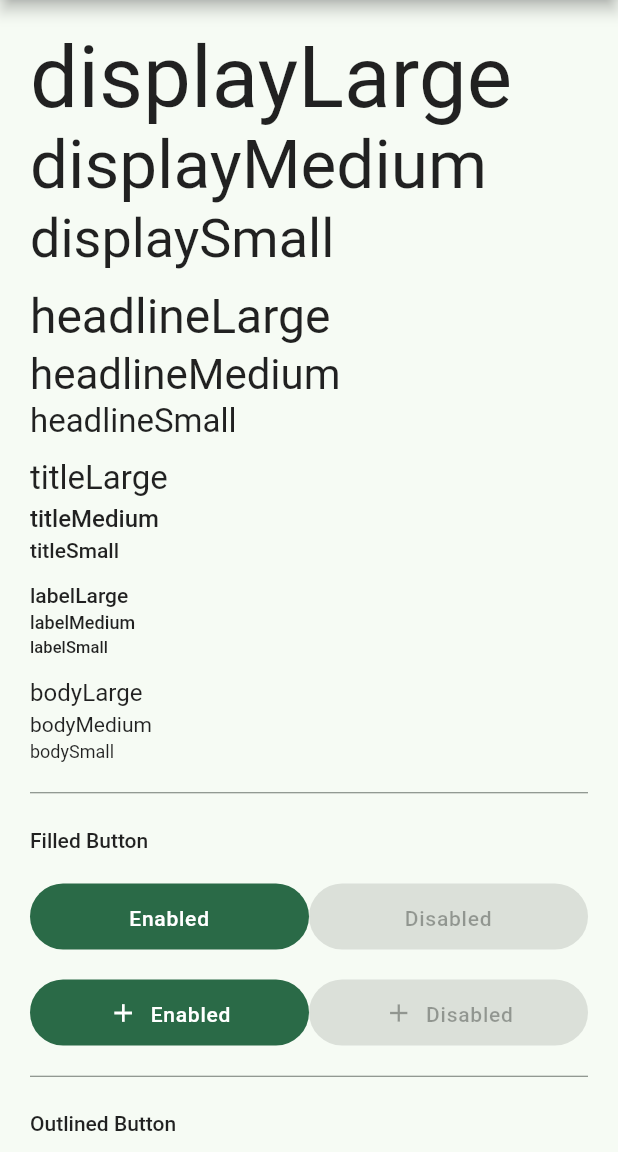
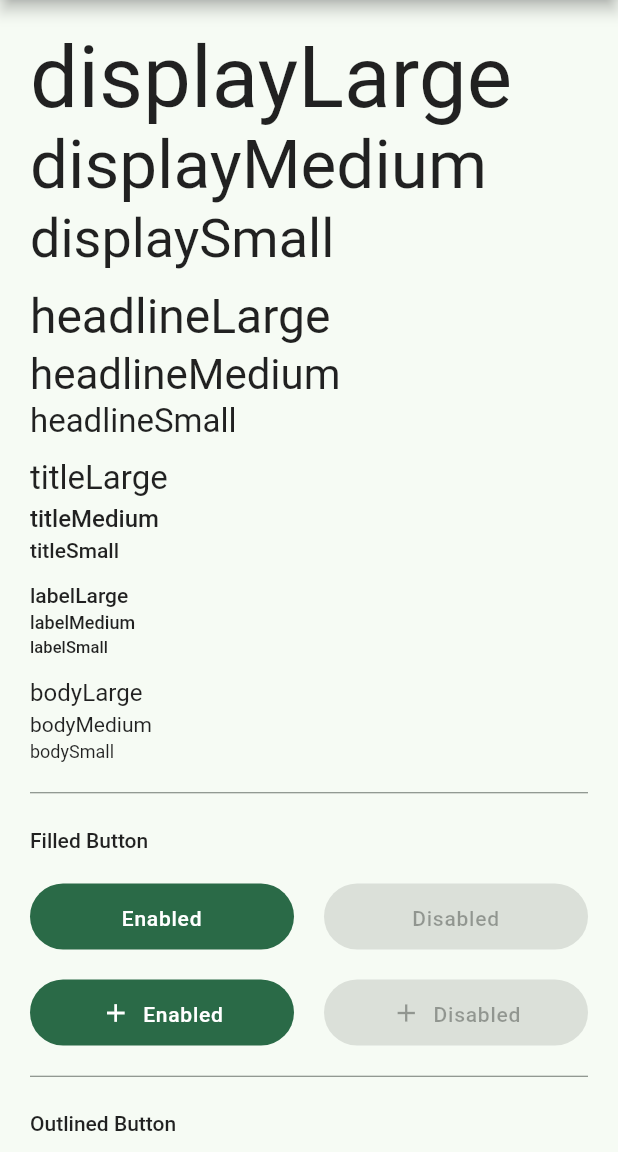
Before and after one commit to akshdhillon/elegant-design-system, a Flutter app: the screen it shows after launch, on a phone screen of 412 x 824 dp, the part 84-1236 px from its top. Run offline on Flutter 3.47's test engine with Material 2 defaults, Android fonts, the phone set to English and light mode, and no system bars.

Commit message:
new changes

```diff
--- a/lib/main.dart
+++ b/lib/main.dart
@@ -43,35 +43,35 @@ class _MyHomePageState extends State<MyHomePage> {
         title: Text(widget.title),
       ),
       body: ListView(
-        padding: const EdgeInsets.all(20),
+        padding: theme.padding.p20.all,
         children: <Widget>[
           // Text View
           ElegantText.displayLarge('displayLarge'),
           ElegantText.displayMedium('displayMedium'),
           ElegantText.displaySmall('displaySmall'),
-          theme.margin.m10.verticalMargin,
+          theme.margin.vertical10,
           ElegantText.headlineLarge('headlineLarge'),
           ElegantText.headlineMedium('headlineMedium'),
           ElegantText.headlineSmall('headlineSmall'),
-          theme.margin.m10.verticalMargin,
+          theme.margin.vertical10,
           ElegantText.titleLarge('titleLarge'),
           ElegantText.titleMedium('titleMedium'),
           ElegantText.titleSmall('titleSmall'),
-          theme.margin.m10.verticalMargin,
+          theme.margin.vertical10,
           ElegantText.labelLarge('labelLarge'),
           ElegantText.labelMedium('labelMedium'),
           ElegantText.labelSmall('labelSmall'),
-          theme.margin.m10.verticalMargin,
+          theme.margin.vertical10,
           ElegantText.bodyLarge('bodyLarge'),
           ElegantText.bodyMedium('bodyMedium'),
           ElegantText.bodySmall('bodySmall'),
-          theme.margin.m20.verticalMargin,
+          theme.margin.vertical20,
           const Divider(height: 1),
-          theme.margin.m20.verticalMargin,
+          theme.margin.vertical20,
 
           // Filled Button
           ElegantText.labelLarge('Filled Button'),
-          theme.margin.m20.verticalMargin,
+          theme.margin.vertical20,
           Row(
             children: [
               Expanded(
@@ -80,7 +80,7 @@ class _MyHomePageState extends State<MyHomePage> {
                   onTap: () => print(theme.padding.p10.all),
                 ),
               ),
-              theme.margin.m20.horizontalMargin,
+              theme.margin.horizontal20,
               Expanded(
                 child: ElegantFilledButton(
                   disabled: true,
@@ -90,7 +90,7 @@ class _MyHomePageState extends State<MyHomePage> {
               ),
             ],
           ),
-          theme.margin.m20.verticalMargin,
+          theme.margin.vertical20,
           Row(
             children: [
               Expanded(
@@ -100,7 +100,7 @@ class _MyHomePageState extends State<MyHomePage> {
                   onTap: () {},
                 ),
               ),
-              theme.margin.m20.horizontalMargin,
+              theme.margin.horizontal20,
               Expanded(
                 child: ElegantFilledButton.icon(
                   disabled: true,
@@ -112,13 +112,13 @@ class _MyHomePageState extends State<MyHomePage> {
             ],
           ),
 
-          theme.margin.m20.verticalMargin,
+          theme.margin.vertical20,
           const Divider(height: 1),
-          theme.margin.m20.verticalMargin,
+          theme.margin.vertical20,
 
           // Outlined Button
           ElegantText.labelLarge('Outlined Button'),
-          theme.margin.m20.verticalMargin,
+          theme.margin.vertical20,
           Row(
             children: [
               Expanded(
@@ -127,7 +127,7 @@ class _MyHomePageState extends State<MyHomePage> {
                   onTap: () {},
                 ),
               ),
-              theme.margin.m20.horizontalMargin,
+              theme.margin.horizontal20,
               Expanded(
                 child: ElegantOutlinedButton(
                   disabled: true,
@@ -137,7 +137,7 @@ class _MyHomePageState extends State<MyHomePage> {
               ),
             ],
           ),
-          theme.margin.m20.verticalMargin,
+          theme.margin.vertical20,
           Row(
             children: [
               Expanded(
@@ -147,7 +147,7 @@ class _MyHomePageState extends State<MyHomePage> {
                   onTap: () {},
                 ),
               ),
-              theme.margin.m20.horizontalMargin,
+              theme.margin.horizontal20,
               Expanded(
                 child: ElegantOutlinedButton.icon(
                   disabled: true,
@@ -159,13 +159,13 @@ class _MyHomePageState extends State<MyHomePage> {
             ],
           ),
 
-          theme.margin.m20.verticalMargin,
+          theme.margin.vertical20,
           const Divider(height: 1),
-          theme.margin.m20.verticalMargin,
+          theme.margin.vertical20,
 
           // Text Button
           ElegantText.labelLarge('Text Button'),
-          theme.margin.m20.verticalMargin,
+          theme.margin.vertical20,
           Row(
             children: [
               Expanded(
@@ -174,7 +174,7 @@ class _MyHomePageState extends State<MyHomePage> {
                   onTap: () {},
                 ),
               ),
-              theme.margin.m20.horizontalMargin,
+              theme.margin.horizontal20,
               Expanded(
                 child: ElegantTextButton(
                   disabled: true,
@@ -184,7 +184,7 @@ class _MyHomePageState extends State<MyHomePage> {
               ),
             ],
           ),
-          theme.margin.m20.verticalMargin,
+          theme.margin.vertical20,
           Row(
             children: [
               Expanded(
@@ -194,7 +194,7 @@ class _MyHomePageState extends State<MyHomePage> {
                   onTap: () {},
                 ),
               ),
-              theme.margin.m20.horizontalMargin,
+              theme.margin.horizontal20,
               Expanded(
                 child: ElegantTextButton.icon(
                   disabled: true,
@@ -206,13 +206,13 @@ class _MyHomePageState extends State<MyHomePage> {
             ],
           ),
 
-          theme.margin.m20.verticalMargin,
+          theme.margin.vertical20,
           const Divider(height: 1),
-          theme.margin.m20.verticalMargin,
+          theme.margin.vertical20,
 
           // Elevated Button
           ElegantText.labelLarge('Elevated Button'),
-          theme.margin.m20.verticalMargin,
+          theme.margin.vertical20,
           Row(
             children: [
               Expanded(
@@ -221,7 +221,7 @@ class _MyHomePageState extends State<MyHomePage> {
                   onTap: () {},
                 ),
               ),
-              theme.margin.m20.horizontalMargin,
+              theme.margin.horizontal20,
               Expanded(
                 child: ElegantElevatedButton(
                   disabled: true,
@@ -231,7 +231,7 @@ class _MyHomePageState extends State<MyHomePage> {
               ),
             ],
           ),
-          theme.margin.m20.verticalMargin,
+          theme.margin.vertical20,
           Row(
             children: [
               Expanded(
@@ -241,7 +241,7 @@ class _MyHomePageState extends State<MyHomePage> {
                   onTap: () {},
                 ),
               ),
-              theme.margin.m20.horizontalMargin,
+              theme.margin.horizontal20,
               Expanded(
                 child: ElegantElevatedButton.icon(
                   disabled: true,
@@ -253,13 +253,13 @@ class _MyHomePageState extends State<MyHomePage> {
             ],
           ),
 
-          theme.margin.m20.verticalMargin,
+          theme.margin.vertical20,
           const Divider(height: 1),
-          theme.margin.m20.verticalMargin,
+          theme.margin.vertical20,
 
           // Tonal Button
           ElegantText.labelLarge('Tonal Button'),
-          theme.margin.m20.verticalMargin,
+          theme.margin.vertical20,
           Row(
             children: [
               Expanded(
@@ -268,7 +268,7 @@ class _MyHomePageState extends State<MyHomePage> {
                   onTap: () {},
                 ),
               ),
-              theme.margin.m20.horizontalMargin,
+              theme.margin.horizontal20,
               Expanded(
                 child: ElegantTonalButton(
                   disabled: true,
@@ -278,7 +278,7 @@ class _MyHomePageState extends State<MyHomePage> {
               ),
             ],
           ),
-          theme.margin.m20.verticalMargin,
+          theme.margin.vertical20,
           Row(
             children: [
               Expanded(
@@ -288,7 +288,7 @@ class _MyHomePageState extends State<MyHomePage> {
                   onTap: () {},
                 ),
               ),
-              theme.margin.m20.horizontalMargin,
+              theme.margin.horizontal20,
               Expanded(
                 child: ElegantTonalButton.icon(
                   disabled: true,
@@ -300,9 +300,9 @@ class _MyHomePageState extends State<MyHomePage> {
             ],
           ),
 
-          theme.margin.m20.verticalMargin,
+          theme.margin.vertical20,
           const Divider(height: 1),
-          theme.margin.m20.verticalMargin,
+          theme.margin.vertical20,
         ],
       ),
     );
--- a/lib/src/input.dart
+++ b/lib/src/input.dart
@@ -107,7 +107,7 @@ class ElegantOutlinedButton extends StatelessWidget {
       minWidth: double.infinity,
       elevation: zero,
       highlightElevation: zero,
-      color: color.transparent,
+      color: color.background,
       disabledColor: color.transparent,
       splashColor: color.primary.withOpacity(0.12),
       clipBehavior: Clip.antiAlias,
--- a/lib/src/ui_helper/padding.dart
+++ b/lib/src/ui_helper/padding.dart
@@ -3,7 +3,7 @@ import 'package:flutter/material.dart';
 
 extension ThemeDataExtension on ThemeData {
   // Radius
-  d.Radius get radius => d.Radius();
+  d.Radii get radius => d.Radii(1.0);
 
   // Margin
   d.Margin get margin => d.Margin();
--- a/lib/utils/double_ext.dart
+++ b/lib/utils/double_ext.dart
@@ -1,12 +1,7 @@
 import 'package:flutter/material.dart';
 
 extension DimensionExtension on double {
-  // Margin
-  SizedBox get verticalMargin => SizedBox(height: this);
 
-  SizedBox get horizontalMargin => SizedBox(height: this);
-
-  // Padding
   EdgeInsets get horizontal => EdgeInsets.symmetric(horizontal: this);
 
   EdgeInsets get vertical => EdgeInsets.symmetric(vertical: this);
```
Also changed, not shown: lib/src/ui_helper/dimension.dart (+223 -193 lines).
